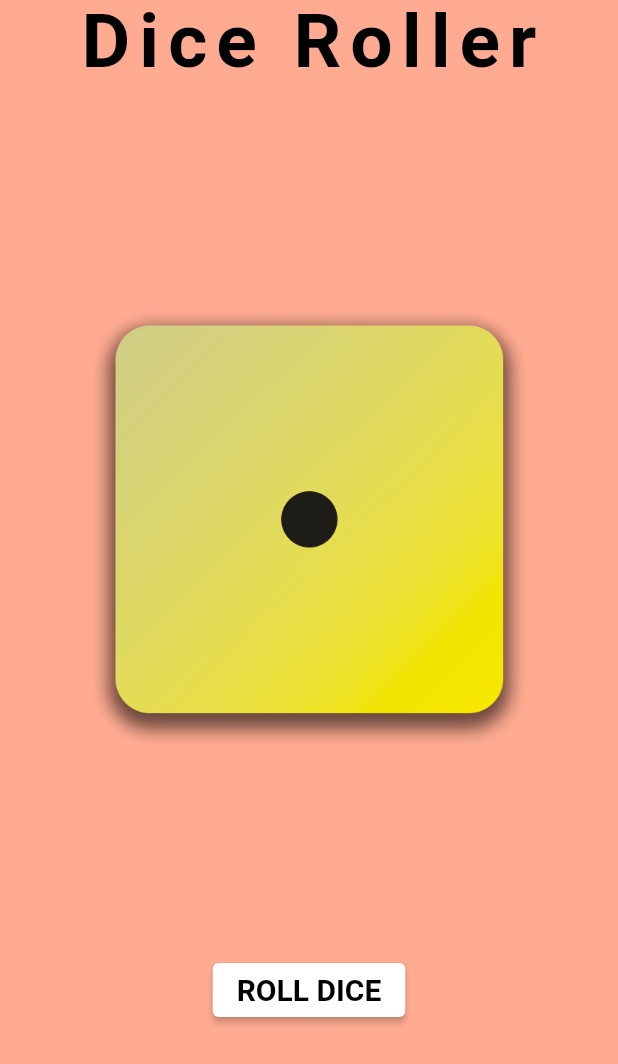
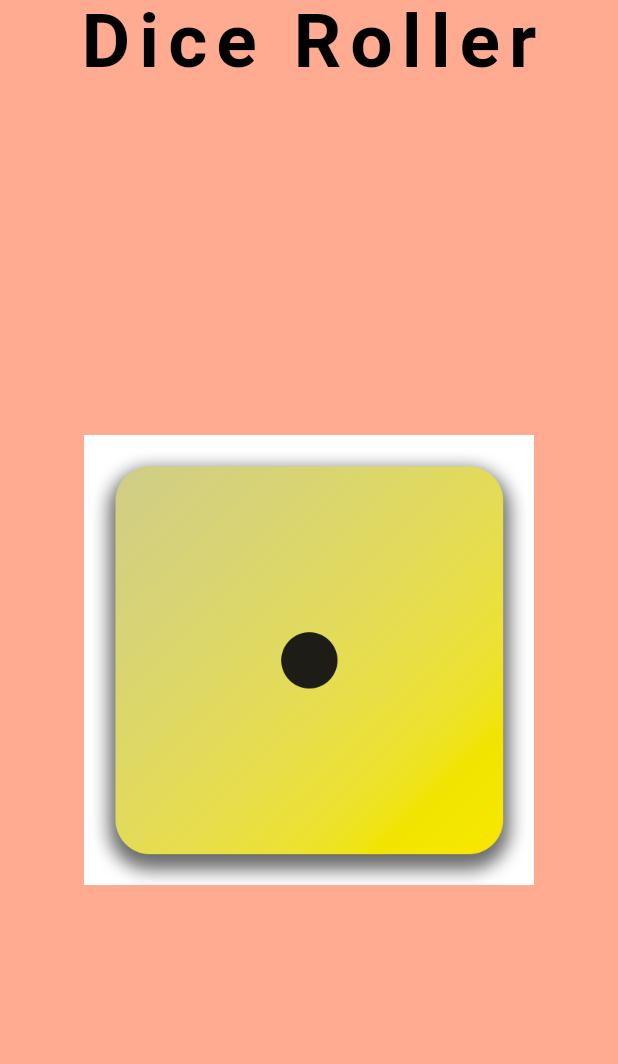
Before and after one commit to shuklamanan/dice_app, a Flutter app: the screen it shows after launch, on a phone screen of 412 x 824 dp. Shown: the top 1064 px of the screen. Run offline on Flutter 3.47's test engine with Material 2 defaults, Android fonts, the phone set to English and light mode, and no system bars.

Commit message:
Update dice app main.dart
I removed button of roll dice and update container to clickable container by using INKWELL widget

```diff
--- a/lib/main.dart
+++ b/lib/main.dart
@@ -48,24 +48,19 @@ class _HomeState extends State<Home> {
           child: Column(
             mainAxisAlignment: MainAxisAlignment.spaceEvenly,
             children: [
-              Image.asset(
-                activediceImage,
-                width: 300,
-              ),
-              ElevatedButton(
-                  onPressed: rollDice,
-                  style: const ButtonStyle(
-                    backgroundColor: MaterialStatePropertyAll(Colors.white),
+              InkWell(
+                onTap: rollDice,
+                child: Container(
+                  color: Colors.white,
+                  child: Image.asset(
+                    activediceImage,
+                    width: 300,
                   ),
-                  child: const Text(
-                    'ROLL DICE',
-                    style: TextStyle(
-                        fontSize: 20,
-                        color: Colors.black,
-                        fontWeight: FontWeight.bold),
-                  ))
+                ),
+              )
             ],
           ),
-        ));
+        )
+    );
   }
 }
```
